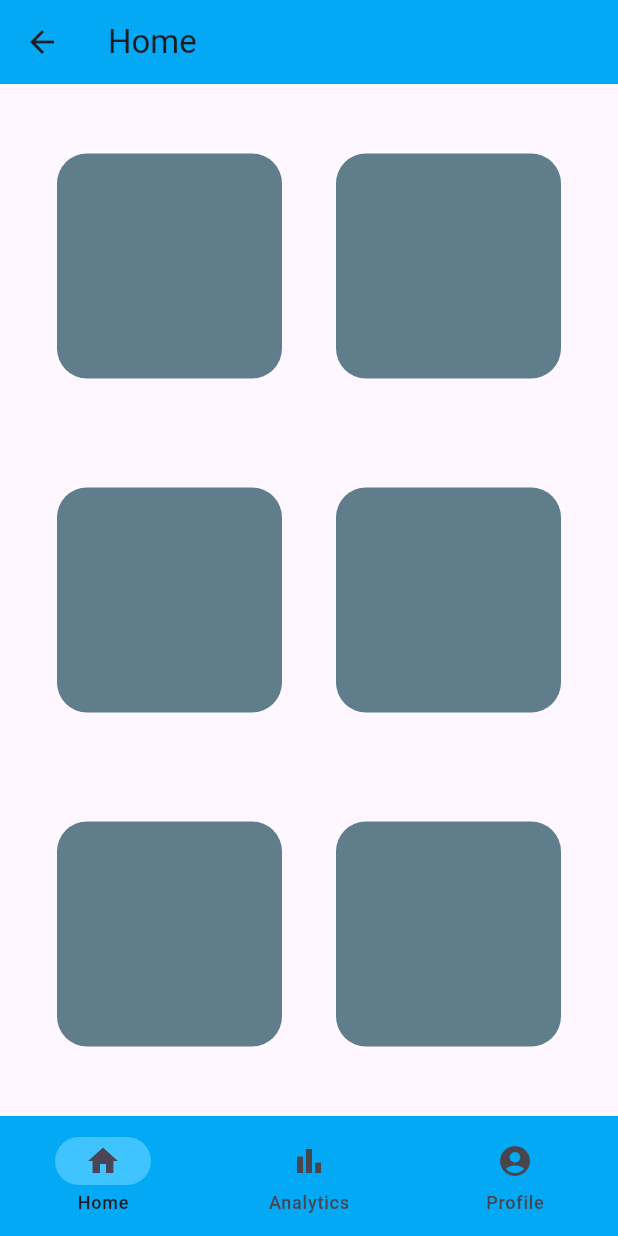
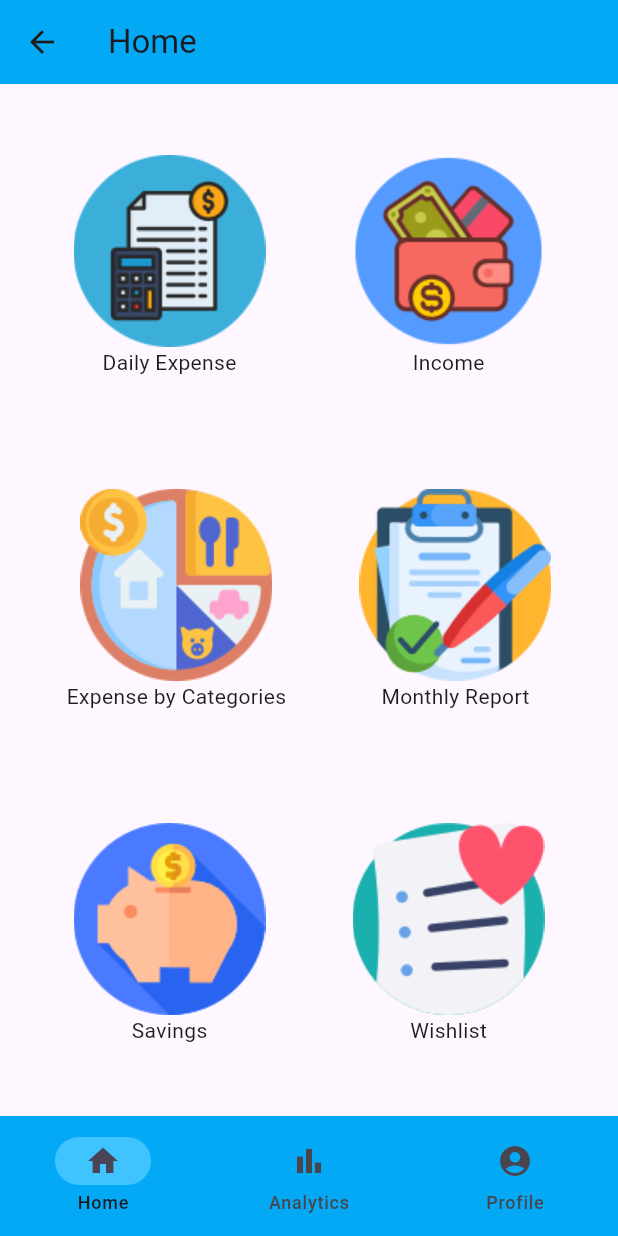
Before and after one commit to hanminthawhmt/expense_tracker, a Flutter app: the LandingPage screen opened directly, on a phone screen of 412 x 824 dp. Run offline on Flutter 3.47's test engine with Material 3 defaults, Android fonts, the phone set to English and light mode, and no system bars; our stand-ins replace cloud_firestore, firebase_auth, firebase_core; accounts and stored records are empty.

Commit message:
added icons for home page

```diff
--- a/lib/screens/home_page.dart
+++ b/lib/screens/home_page.dart
@@ -1,4 +1,6 @@
+import 'package:flutter/cupertino.dart';
 import 'package:flutter/material.dart';
+import 'package:flutter/widgets.dart';
 
 class HomePage extends StatelessWidget {
   const HomePage({
@@ -15,20 +17,26 @@ class HomePage extends StatelessWidget {
           Row(
             mainAxisAlignment: MainAxisAlignment.spaceAround,
             children: [
+              GestureDetector(
+                onTap: () {},
+                child: Column(
+                  children: [
                     Container(
-                decoration: BoxDecoration(
-                  borderRadius: BorderRadius.circular(20),
-                  color: Colors.blueGrey,
+                      child: Image.asset('images/expense.png'),
                     ),
-                width: 150,
-                height: 150,
+                    Text('Daily Expense'),
+                  ],
                 ),
+              ),
+              GestureDetector(
+                onTap: () {},
+                child: Column(
+                  children: [
                     Container(
-                width: 150,
-                height: 150,
-                decoration: BoxDecoration(
-                  borderRadius: BorderRadius.circular(20),
-                  color: Colors.blueGrey,
+                      child: Image.asset('images/income.png'),
+                    ),
+                    Text('Income'),
+                  ],
                 ),
               ),
             ],
@@ -36,20 +44,26 @@ class HomePage extends StatelessWidget {
           Row(
             mainAxisAlignment: MainAxisAlignment.spaceAround,
             children: [
+              GestureDetector(
+                onTap: () {},
+                child: Column(
+                  children: [
                     Container(
-                width: 150,
-                height: 150,
-                decoration: BoxDecoration(
-                  borderRadius: BorderRadius.circular(20),
-                  color: Colors.blueGrey,
+                      child: Image.asset('images/categories.png'),
+                    ),
+                    Text('Expense by Categories'),
+                  ],
                 ),
               ),
+              GestureDetector(
+                onTap: () {},
+                child: Column(
+                  children: [
                     Container(
-                width: 150,
-                height: 150,
-                decoration: BoxDecoration(
-                  borderRadius: BorderRadius.circular(20),
-                  color: Colors.blueGrey,
+                      child: Image.asset('images/report.png'),
+                    ),
+                    Text('Monthly Report'),
+                  ],
                 ),
               ),
             ],
@@ -57,20 +71,26 @@ class HomePage extends StatelessWidget {
           Row(
             mainAxisAlignment: MainAxisAlignment.spaceAround,
             children: [
+              GestureDetector(
+                onTap: () {},
+                child: Column(
+                  children: [
                     Container(
-                width: 150,
-                height: 150,
-                decoration: BoxDecoration(
-                  borderRadius: BorderRadius.circular(20),
-                  color: Colors.blueGrey,
+                      child: Image.asset('images/saving.png'),
+                    ),
+                    Text('Savings'),
+                  ],
                 ),
               ),
+              GestureDetector(
+                onTap: () {},
+                child: Column(
+                  children: [
                     Container(
-                width: 150,
-                height: 150,
-                decoration: BoxDecoration(
-                  borderRadius: BorderRadius.circular(20),
-                  color: Colors.blueGrey,
+                      child: Image.asset('images/wishlist.png'),
+                    ),
+                    Text('Wishlist'),
+                  ],
                 ),
               ),
             ],
@@ -80,3 +100,11 @@ class HomePage extends StatelessWidget {
     );
   }
 }
+// Container(
+//   decoration: BoxDecoration(
+//     borderRadius: BorderRadius.circular(20),
+//     color: Colors.blueGrey,
+//   ),
+//   width: 150,
+//   height: 150,
+// ),
```
Also changed, not shown: images/categories.png (added), images/expense.png (added), images/income.png (added), images/report.png (added), images/saving.png (added), images/wishlist.png (added). Lines whose indentation alone changed are shown as unchanged.
